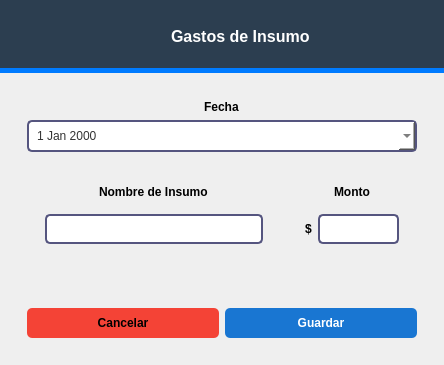
First picture: the form in resources/ui/gastos_form.ui, repository Julian2455/beatmat, before the edit.
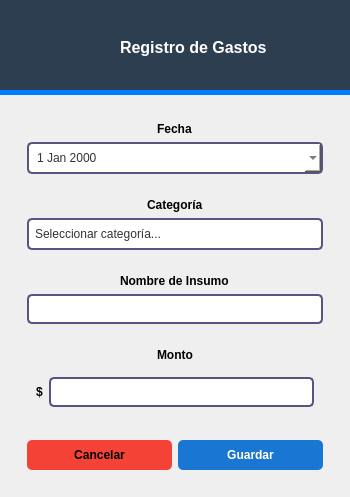
Second picture: the form after the edit. Icons and pictures are not drawn.

Commit message: grafico de gastos y ganancias, correcccion de errores

```diff
--- a/resources/ui/gastos_form.ui
+++ b/resources/ui/gastos_form.ui
@@ -6,8 +6,8 @@
    <rect>
     <x>0</x>
     <y>0</y>
-    <width>444</width>
-    <height>365</height>
+    <width>350</width>
+    <height>497</height>
    </rect>
   </property>
   <property name="windowTitle">
@@ -45,13 +45,21 @@
    QPushButton#guardar_gasto:hover {
      background-color: #0d47a1;
    }
-QTextEdit , QDateEdit {
+QTextEdit , QDateEdit, QComboBox {
      border: 2px solid rgb(85, 85, 127);
      border-radius: 5px;
      padding: 5px 8px;
      color: #333;
      background-color: #fff;
-padding:6px;
+     padding:6px;
+   }
+QComboBox::drop-down {
+     border: none;
+     background: transparent;
+   }
+QComboBox::down-arrow {
+     width: 12px;
+     height: 12px;
    }</string>
   </property>
   <layout class="QVBoxLayout" name="verticalLayout" stretch="2,8">
@@ -146,7 +154,7 @@
 color:rgb(255, 255, 255);</string>
         </property>
         <property name="text">
-         <string>Gastos de Insumo</string>
+         <string>Registro de Gastos</string>
         </property>
        </widget>
       </item>
@@ -171,7 +179,7 @@
      <layout class="QHBoxLayout" name="horizontalLayout_2">
       <item>
        <widget class="QWidget" name="widget_3" native="true">
-        <layout class="QVBoxLayout" name="verticalLayout_2" stretch="0,1,1">
+        <layout class="QVBoxLayout" name="verticalLayout_2" stretch="0,0,1,1,1">
          <item alignment="Qt::AlignBottom">
           <widget class="QWidget" name="widget_8" native="true">
            <layout class="QVBoxLayout" name="verticalLayout_4">
@@ -197,9 +205,33 @@
            </layout>
           </widget>
          </item>
+         <item alignment="Qt::AlignBottom">
+          <widget class="QWidget" name="widget_categoria" native="true">
+           <layout class="QVBoxLayout" name="verticalLayout_categoria">
+            <item alignment="Qt::AlignHCenter">
+             <widget class="QLabel" name="label_categoria">
+              <property name="font">
+               <font>
+                <bold>true</bold>
+               </font>
+              </property>
+              <property name="text">
+               <string>Categoría</string>
+              </property>
+             </widget>
+            </item>
+            <item alignment="Qt::AlignTop">
+             <widget class="QComboBox" name="comboBox_categoria">
          <item>
-          <widget class="QWidget" name="widget_5" native="true">
-           <layout class="QHBoxLayout" name="horizontalLayout_4">
+               <property name="text">
+                <string>Seleccionar categoría...</string>
+               </property>
+              </item>
+             </widget>
+            </item>
+           </layout>
+          </widget>
+         </item>
             <item>
              <widget class="QWidget" name="widget_10" native="true">
               <layout class="QVBoxLayout" name="verticalLayout_5">
@@ -216,27 +248,15 @@
                 </widget>
                </item>
                <item>
-                <widget class="QWidget" name="widget_12" native="true">
-                 <layout class="QHBoxLayout" name="horizontalLayout_5">
-                  <item alignment="Qt::AlignTop">
                    <widget class="QLineEdit" name="lineEdit"/>
                   </item>
                  </layout>
                 </widget>
                </item>
-              </layout>
-             </widget>
-            </item>
             <item>
              <widget class="QWidget" name="widget_9" native="true">
-              <property name="maximumSize">
-               <size>
-                <width>130</width>
-                <height>16777215</height>
-               </size>
-              </property>
               <layout class="QVBoxLayout" name="verticalLayout_6">
-               <item alignment="Qt::AlignHCenter|Qt::AlignBottom">
+            <item alignment="Qt::AlignHCenter">
                 <widget class="QLabel" name="label_7">
                  <property name="font">
                   <font>
@@ -248,7 +268,7 @@
                  </property>
                 </widget>
                </item>
-               <item alignment="Qt::AlignRight">
+            <item>
                 <widget class="QWidget" name="widget_11" native="true">
                  <layout class="QHBoxLayout" name="horizontalLayout_6">
                   <item>
@@ -265,9 +285,6 @@
                   </item>
                   <item alignment="Qt::AlignBottom">
                    <widget class="QLineEdit" name="lineEdit_3"/>
-                  </item>
-                 </layout>
-                </widget>
                </item>
               </layout>
              </widget>
```
Lines whose indentation alone changed are shown as unchanged. The commit also changes 17 other files.
